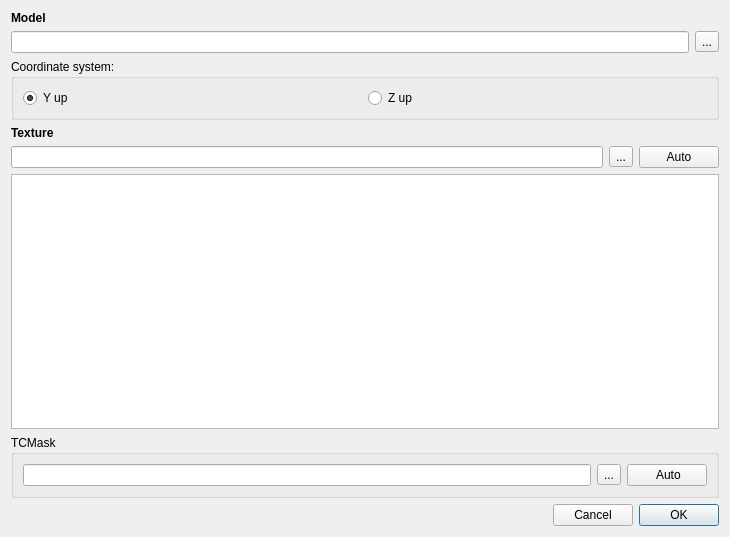
The window that src/ui/ImportDialog.ui (Warzone2100/WMIT) describes before a commit, drawn with Qt 5.
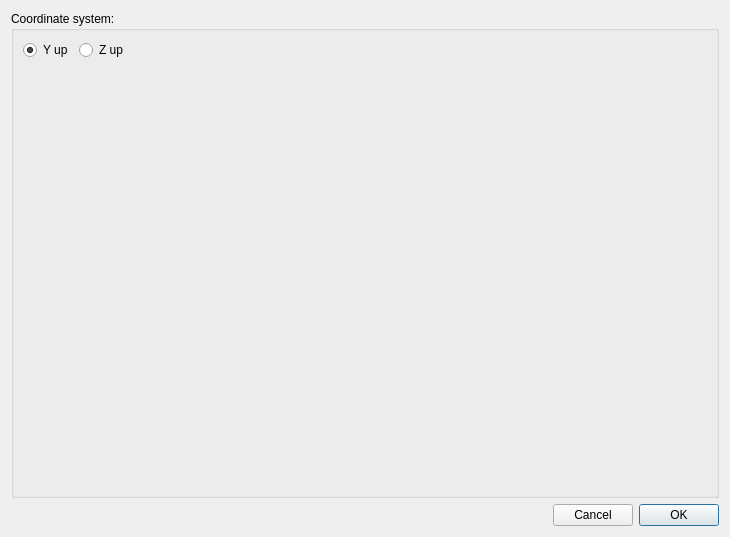
The same window after the commit.

Commit message: Added specialized texture selection dialog and transferred all related stuff from import dialog (which is useless for a moment).

Patch:
```diff
--- a/src/ui/ImportDialog.ui
+++ b/src/ui/ImportDialog.ui
@@ -17,47 +17,13 @@
    <property name="sizeConstraint">
     <enum>QLayout::SetDefaultConstraint</enum>
    </property>
-   <item>
-    <widget class="QLabel" name="label">
-     <property name="font">
-      <font>
-       <weight>75</weight>
-       <bold>true</bold>
-      </font>
-     </property>
-     <property name="text">
-      <string>Model</string>
-     </property>
-    </widget>
-   </item>
-   <item>
-    <layout class="QHBoxLayout" name="horizontalLayout_3">
-     <item>
-      <widget class="QLineEdit" name="le_fileName">
-       <property name="sizePolicy">
-        <sizepolicy hsizetype="Expanding" vsizetype="Fixed">
-         <horstretch>0</horstretch>
-         <verstretch>0</verstretch>
-        </sizepolicy>
-       </property>
-      </widget>
-     </item>
-     <item>
-      <widget class="QToolButton" name="tb_seekFileName">
-       <property name="text">
-        <string>...</string>
-       </property>
-      </widget>
-     </item>
-    </layout>
-   </item>
    <item>
     <widget class="QGroupBox" name="groupBox">
      <property name="title">
       <string>Coordinate system:</string>
      </property>
-     <layout class="QHBoxLayout" name="horizontalLayout">
-      <item>
+     <layout class="QFormLayout" name="formLayout">
+      <item row="0" column="0">
        <widget class="QRadioButton" name="rb_y_up">
         <property name="text">
          <string>Y up</string>
@@ -67,7 +33,7 @@
         </property>
        </widget>
       </item>
-      <item>
+      <item row="0" column="1">
        <widget class="QRadioButton" name="rb_z_up">
         <property name="text">
          <string>Z up</string>
@@ -77,76 +43,6 @@
      </layout>
     </widget>
    </item>
-   <item>
-    <widget class="QLabel" name="label_2">
-     <property name="font">
-      <font>
-       <weight>75</weight>
-       <bold>true</bold>
-      </font>
-     </property>
-     <property name="text">
-      <string>Texture</string>
-     </property>
-    </widget>
-   </item>
-   <item>
-    <layout class="QHBoxLayout" name="horizontalLayout_4">
-     <item>
-      <widget class="QLineEdit" name="le_textureFName"/>
-     </item>
-     <item>
-      <widget class="QToolButton" name="tb_seekTextureFName">
-       <property name="text">
-        <string>...</string>
-       </property>
-      </widget>
-     </item>
-     <item>
-      <widget class="QPushButton" name="pb_autoTex">
-       <property name="text">
-        <string>Auto</string>
-       </property>
-      </widget>
-     </item>
-    </layout>
-   </item>
-   <item>
-    <widget class="QListWidget" name="lw_autoFoundTextures"/>
-   </item>
-   <item>
-    <widget class="QGroupBox" name="gb_tcmask">
-     <property name="title">
-      <string>TCMask</string>
-     </property>
-     <property name="checkable">
-      <bool>false</bool>
-     </property>
-     <layout class="QVBoxLayout" name="verticalLayout">
-      <item>
-       <layout class="QHBoxLayout" name="horizontalLayout_5">
-        <item>
-         <widget class="QLineEdit" name="le_tcmFName"/>
-        </item>
-        <item>
-         <widget class="QToolButton" name="tb_seekTcmFName">
-          <property name="text">
-           <string>...</string>
-          </property>
-         </widget>
-        </item>
-        <item>
-         <widget class="QPushButton" name="pb_autoTCM">
-          <property name="text">
-           <string> Auto</string>
-          </property>
-         </widget>
-        </item>
-       </layout>
-      </item>
-     </layout>
-    </widget>
-   </item>
    <item>
     <widget class="QDialogButtonBox" name="dbb_okCancel">
      <property name="sizePolicy">
```
The commit also changes 13 other files.
